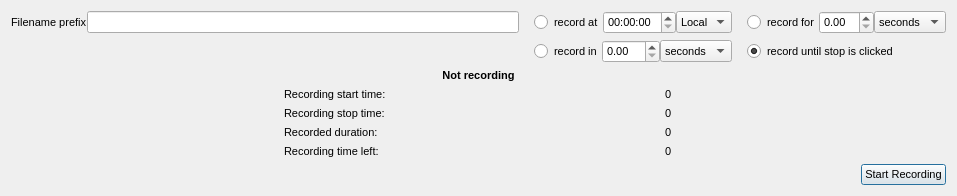
Qt form RoachAcquistionControlDialog.ui (ska-sa/AVNSignalAnalyser) before a commit.
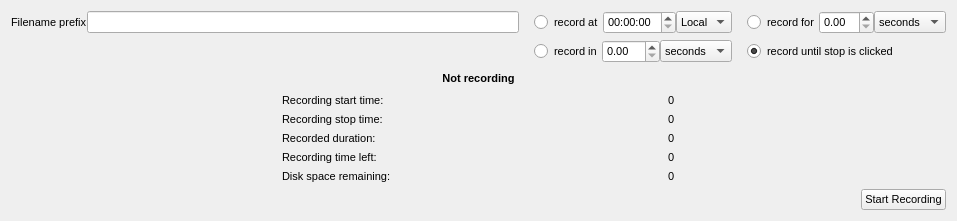
The same form after that commit. Icons and pictures are not drawn.

Commit message: Various minor tweaks to align with updated RoachAquisitionServer.

```diff
--- a/RoachAcquistionControlDialog.ui
+++ b/RoachAcquistionControlDialog.ui
@@ -7,7 +7,7 @@
     <x>0</x>
     <y>0</y>
     <width>957</width>
-    <height>177</height>
+    <height>221</height>
    </rect>
   </property>
   <property name="windowTitle">
@@ -346,6 +346,30 @@
        </property>
       </widget>
      </item>
+     <item row="4" column="0">
+      <widget class="QLabel" name="label_6">
+       <property name="font">
+        <font>
+         <pointsize>8</pointsize>
+        </font>
+       </property>
+       <property name="text">
+        <string>Disk space remaining:</string>
+       </property>
+      </widget>
+     </item>
+     <item row="4" column="1">
+      <widget class="QLabel" name="label_diskSpaceRemaining">
+       <property name="font">
+        <font>
+         <pointsize>8</pointsize>
+        </font>
+       </property>
+       <property name="text">
+        <string>0</string>
+       </property>
+      </widget>
+     </item>
     </layout>
    </item>
    <item>
@@ -378,6 +402,9 @@
        <property name="text">
         <string>Start Recording</string>
        </property>
+       <property name="autoDefault">
+        <bool>false</bool>
+       </property>
       </widget>
      </item>
     </layout>
```
Left out of the diff: 14 changed lines with no effect on the pictures. The commit also changes 8 other files.
